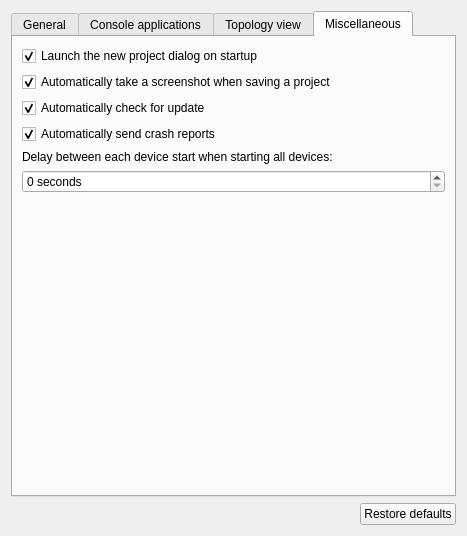
This is gns3/ui/general_preferences_page.ui in GNS3/gns3-gui as Qt 5 draws it before an edit. The edited form follows.
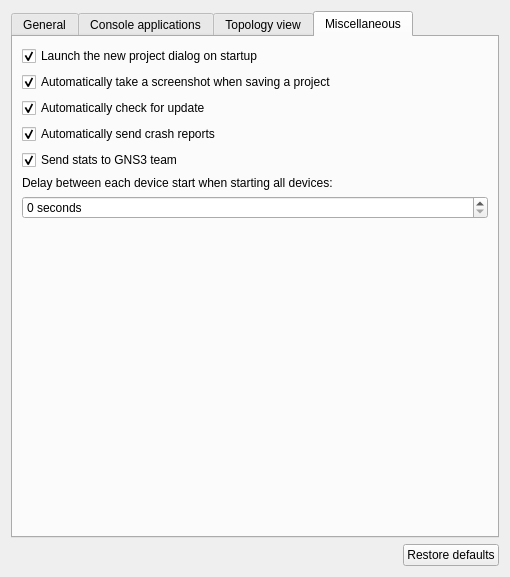
This is the edited form. The open tabs and pages were chosen to show the change.

Commit message:
Send stats to GNS3 team
Ref #694

* Generate an ID for user and craft a user agent for correct os report
* Track all dialog allowing stats on features

The edit to the form file:
```diff
--- a/gns3/ui/general_preferences_page.ui
+++ b/gns3/ui/general_preferences_page.ui
@@ -6,8 +6,8 @@
    <rect>
     <x>0</x>
     <y>0</y>
-    <width>467</width>
-    <height>536</height>
+    <width>510</width>
+    <height>577</height>
    </rect>
   </property>
   <property name="windowTitle">
@@ -552,6 +552,16 @@
          </property>
         </widget>
        </item>
+       <item>
+        <widget class="QCheckBox" name="uiStatsCheckBox">
+         <property name="text">
+          <string>Send stats to GNS3 team</string>
+         </property>
+         <property name="checked">
+          <bool>true</bool>
+         </property>
+        </widget>
+       </item>
        <item>
         <widget class="QLabel" name="uiSlowStartAllLabel">
          <property name="text">
```
The commit also changes 8 other files.
